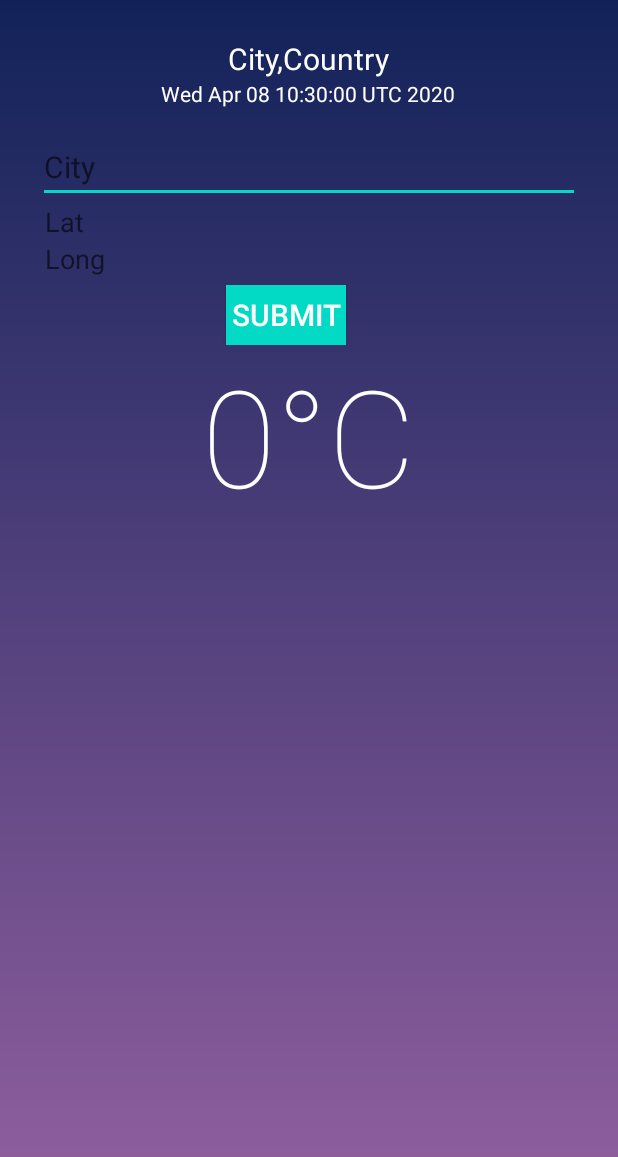
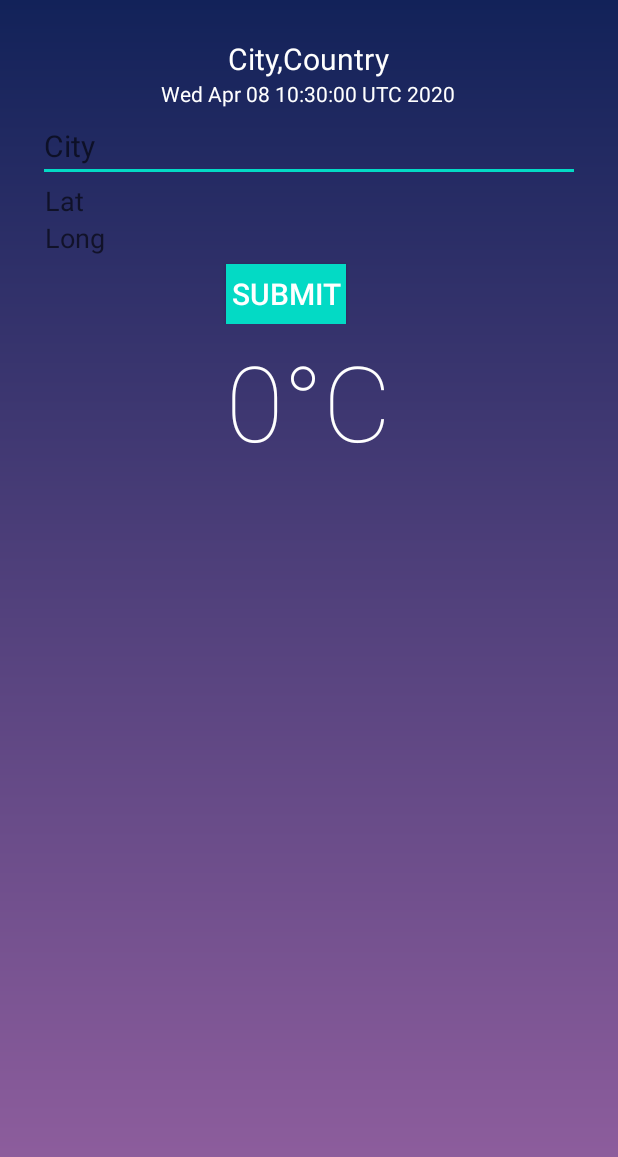
Before and after one commit to mobinhj/weather, an Android app: the screen it shows after launch (MainActivity), on a phone screen of 412 x 824 dp. Shown: the top 1157 px of the screen. Run offline under Robolectric (Android 15) with nearby library versions, the light colour scheme and no system bars; our stand-ins replace Picasso; pictures from the network do not load.

Commit message:
add ScrollView

```diff
--- a/app/src/main/res/layout/activity_main.xml
+++ b/app/src/main/res/layout/activity_main.xml
@@ -2,11 +2,14 @@
 <RelativeLayout xmlns:android="http://schemas.android.com/apk/res/android"
     xmlns:tools="http://schemas.android.com/tools"
     android:orientation="vertical"
-android:layout_width="match_parent"
-android:layout_height="match_parent"
-android:padding="25dp"
-android:background="@drawable/bg_gradient">
+    android:layout_width="match_parent"
+    android:layout_height="match_parent"
+    android:padding="25dp"
+    android:background="@drawable/bg_gradient">
 
+    <ScrollView
+        android:layout_width="match_parent"
+        android:layout_height="match_parent">
     <RelativeLayout
          android:id="@+id/mainContainer"
          android:layout_width="match_parent"
@@ -19,7 +22,7 @@ android:background="@drawable/bg_gradient">
              android:layout_height="wrap_content"
              android:layout_below="@id/addressContainer"
              android:layout_marginLeft="0dp"
-             android:layout_marginTop="15dp"
+             android:layout_marginTop="1dp"
              android:orientation="vertical"
 
              >
@@ -87,16 +90,17 @@ android:background="@drawable/bg_gradient">
              android:layout_height="wrap_content"
              android:layout_centerInParent="true"
              android:layout_below="@id/location"
+             android:layout_marginTop="110dp"
              android:orientation="vertical">
 
              <TextView
                  android:id="@+id/temp"
                  android:layout_width="wrap_content"
-                 android:layout_height="184dp"
+                 android:layout_height="match_parent"
                  android:layout_gravity="center"
                  android:fontFamily="sans-serif-thin"
                  android:text="0°C"
-                 android:textSize="90dp" />
+                 android:textSize="70dp" />
 
 
          </LinearLayout>
@@ -125,6 +129,7 @@ android:background="@drawable/bg_gradient">
 
 
     </RelativeLayout>
+    </ScrollView>
 
     <ProgressBar
         android:id="@+id/loader"
```
